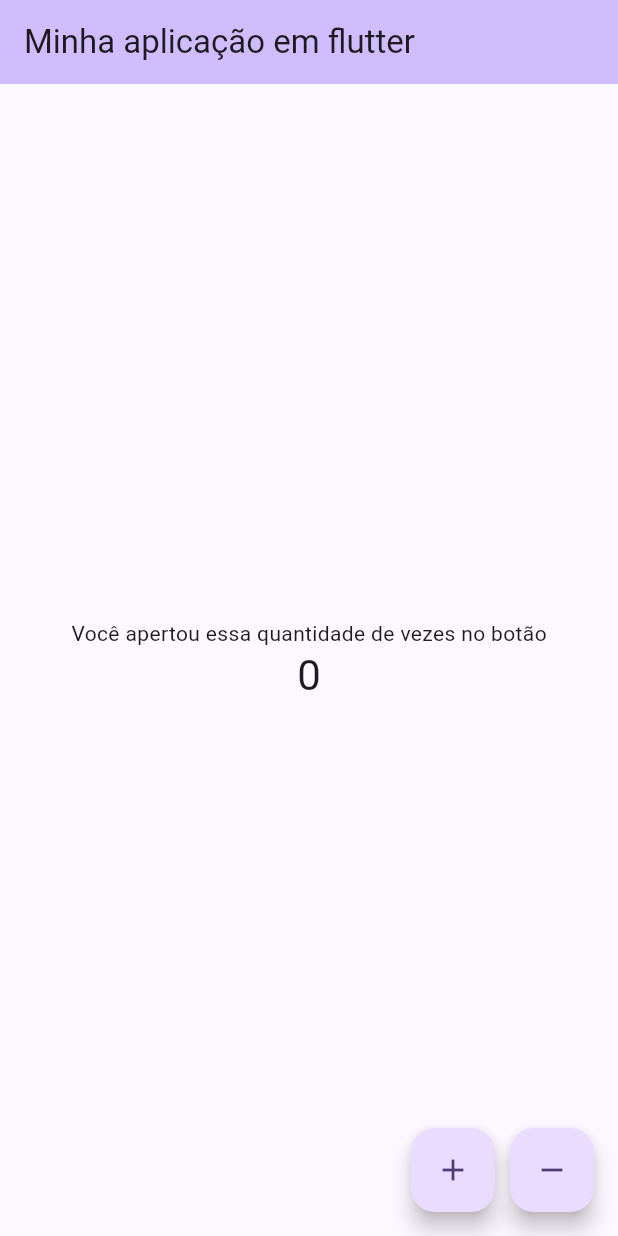
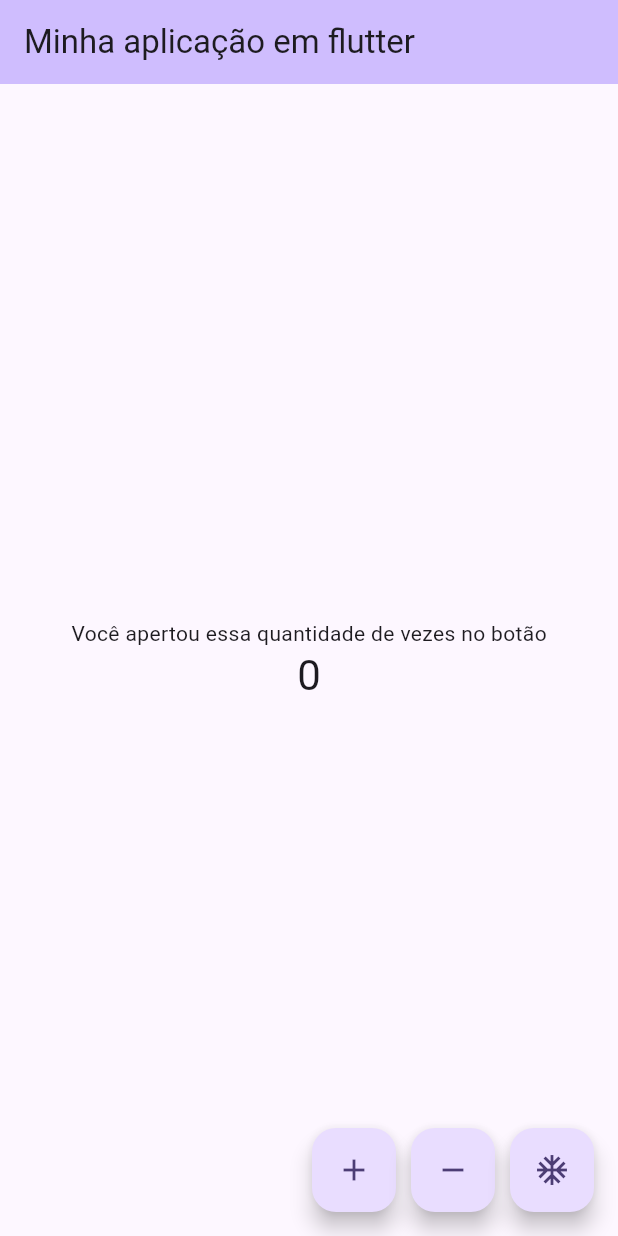
Before and after one commit to ezequielsantos1/my_first_app, a Flutter app: the screen it shows after launch, on a phone screen of 412 x 824 dp. Run offline on Flutter 3.47's test engine with Material 3 defaults, Android fonts, the phone set to English and light mode, and no system bars.

Commit message:
feat(lib): adicionar um novo metodo de butão

```diff
--- a/lib/main.dart
+++ b/lib/main.dart
@@ -44,6 +44,12 @@ class _MyHomePageState extends State<MyHomePage> {
     });
   }
 
+  void _resetCounter() {
+    setState(() {
+      _counter = 0;
+    });
+  }
+
   @override
   Widget build(BuildContext context) {
     // This method is rerun every time setState is called, for instance as done
@@ -54,31 +60,11 @@ class _MyHomePageState extends State<MyHomePage> {
     // than having to individually change instances of widgets.
     return Scaffold(
       appBar: AppBar(
-        // TRY THIS: Try changing the color here to a specific color (to
-        // Colors.amber, perhaps?) and trigger a hot reload to see the AppBar
-        // change color while the other colors stay the same.
         backgroundColor: Theme.of(context).colorScheme.inversePrimary,
-        // Here we take the value from the MyHomePage object that was created by
-        // the App.build method, and use it to set our appbar title.
         title: Text(widget.title),
       ),
       body: Center(
-        // Center is a layout widget. It takes a single child and positions it
-        // in the middle of the parent.
         child: Column(
-          // Column is also a layout widget. It takes a list of children and
-          // arranges them vertically. By default, it sizes itself to fit its
-          // children horizontally, and tries to be as tall as its parent.
-          //
-          // Column has various properties to control how it sizes itself and
-          // how it positions its children. Here we use mainAxisAlignment to
-          // center the children vertically; the main axis here is the vertical
-          // axis because Columns are vertical (the cross axis would be
-          // horizontal).
-          //
-          // TRY THIS: Invoke "debug painting" (choose the "Toggle Debug Paint"
-          // action in the IDE, or press "p" in the console), to see the
-          // wireframe for each widget.
           mainAxisAlignment: .center,
           children: [
             const Text('Você apertou essa quantidade de vezes no botão'),
@@ -102,7 +88,14 @@ class _MyHomePageState extends State<MyHomePage> {
             FloatingActionButton(
               onPressed: _decrementCounter,
               tooltip: 'decremento',
-              child: const Icon(Icons.remove),)
+              child: const Icon(Icons.remove),),
+
+          const SizedBox(width: 10),
+
+              FloatingActionButton(
+                onPressed: _resetCounter,
+                tooltip: 'zerar',
+                child: const Icon(Icons.ac_unit),)
         ],
       ),
     );
```
